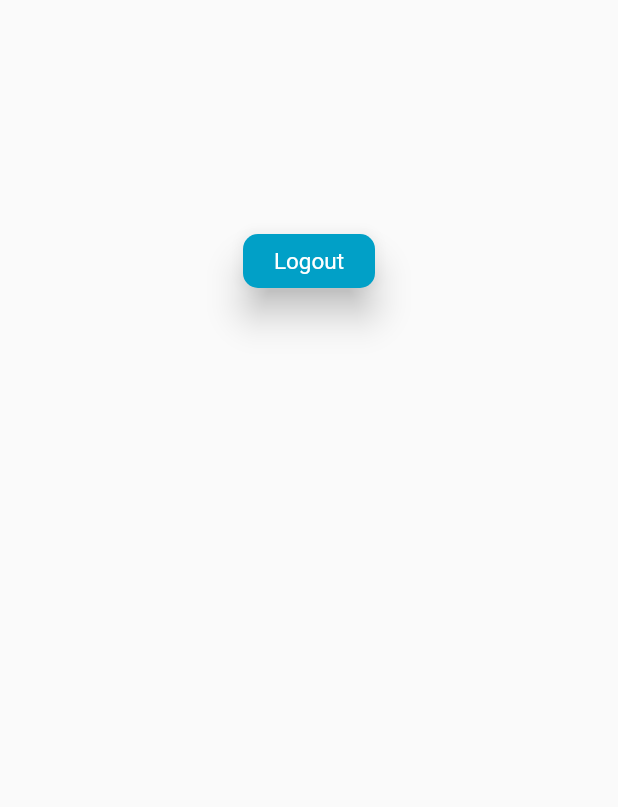
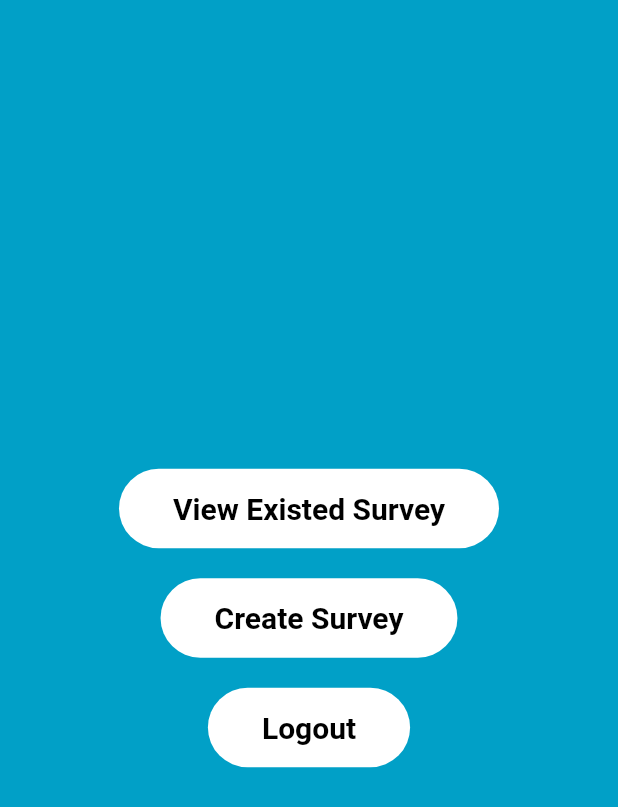
Before and after one commit to Pinmonyoudom/Survey_Mobile, a Flutter app: the Survey screen opened directly, on a phone screen of 412 x 824 dp. Shown: the top 807 px of the screen. Run offline on Flutter 3.47's test engine with Material 2 defaults, Android fonts, the phone set to English and light mode, and no system bars; our stand-ins replace shared_preferences; accounts and stored records are empty.

```diff
--- a/lib/screens/survey_main.dart
+++ b/lib/screens/survey_main.dart
@@ -1,8 +1,7 @@
-import 'dart:convert';
 import 'package:flutter/material.dart';
+import 'package:login/screens/form.dart';
 import 'package:login/screens/login.dart';
-import 'package:login/utils/api.dart';
-import 'package:shared_preferences/shared_preferences.dart';
+import 'package:login/screens/survey_list.dart';
 
 class Survey extends StatefulWidget {
   @override
@@ -10,50 +9,107 @@ class Survey extends StatefulWidget {
 }
 
 class _SurveyState extends State<Survey>{
+  final _scaffoldKey = GlobalKey<ScaffoldState>();
+
     @override
     Widget build(BuildContext context) {
       return Scaffold(
-        body: Padding(
-          padding: const EdgeInsets.only(top: 150),
+        key: _scaffoldKey,
+        body: Container(
+        color: Color(0xff01A0C7),
+        child: Stack(
+          children: <Widget>[
+            Positioned(
+              child: Center(
                 child: Column(
-            crossAxisAlignment: CrossAxisAlignment.start,
+                  mainAxisAlignment: MainAxisAlignment.center,
                   children: <Widget>[
-                Center(
-                  child: RaisedButton(
-                    elevation: 10,
-                    onPressed: (){
-                      logout();
-                    },
-                    color: Color(0xff01A0C7),
-                    shape: RoundedRectangleBorder(borderRadius: BorderRadius.all(Radius.circular(10))),
-                    child: Text('Logout',
+                    Padding(
+                      padding: const EdgeInsets.all(10),
+                      child: FlatButton(
+                        child: Padding(
+                          padding: EdgeInsets.only(
+                            top: 15, bottom: 15, left: 20, right: 20),
+                          child: Text('View Existed Survey',
                             style: TextStyle(
-                        color: Colors.white,
-                        fontSize: 15.0,
+                              color: Color(0xFF000000),
+                              fontSize: 20.0,
                               decoration: TextDecoration.none,
-                        fontWeight: FontWeight.normal,
+                              fontWeight: FontWeight.bold,
                             ),
                           ),
                         ),
+                        color: Colors.white,
+                        disabledColor: Colors.grey,
+                        shape: new RoundedRectangleBorder(
+                          borderRadius:
+                          new BorderRadius.circular(32.0)),
+                        onPressed: () {
+                          Navigator.push(context, new MaterialPageRoute(
+                          builder: (context) => SurveyList()));
+                        }
+                      )
                     ),
+                    Padding(
+                      padding: const EdgeInsets.all(10.0),
+                      child: FlatButton(
+                        child: Padding(
+                          padding: EdgeInsets.only(
+                            top: 15, bottom: 15, left: 20, right: 20),
+                          child: Text('Create Survey',
+                            textDirection: TextDirection.ltr,
+                            style: TextStyle(
+                              color: Color(0xFF000000),
+                              fontSize: 20.0,
+                              decoration: TextDecoration.none,
+                              fontWeight: FontWeight.bold,
+                            ),
+                          ),
+                        ),
+                        color: Colors.white,
+                        disabledColor: Colors.grey,
+                        shape: new RoundedRectangleBorder(
+                          borderRadius:
+                          new BorderRadius.circular(32.0)),
+                        onPressed: () {
+                          Navigator.push(context, new MaterialPageRoute(
+                          builder: (context) => FormPage()));
+                        },
+                      )
+                    ),
+                    Padding(
+                      padding: const EdgeInsets.all(10),
+                      child: FlatButton(
+                        child: Padding(
+                          padding: EdgeInsets.only(
+                            top: 15, bottom: 15, left: 20, right: 20),
+                          child: Text('Logout',
+                            style: TextStyle(
+                              color: Color(0xFF000000),
+                              fontSize: 20.0,
+                              decoration: TextDecoration.none,
+                              fontWeight: FontWeight.bold,
+                            ),
+                          ),
+                        ),
+                        color: Colors.white,
+                        disabledColor: Colors.grey,
+                        shape: new RoundedRectangleBorder(
+                          borderRadius:
+                          new BorderRadius.circular(32.0)),
+                        onPressed: () {
+                          Navigator.push(context, new MaterialPageRoute(
+                          builder: (context) => LoginPage()));
+                        }
+                      )
+                    ),
+                  ],
+                ),
+              ),
+            )
           ],
         ),
       ),
       );
     }
-
-  void logout() async{
-    var res = await Network().getData('/logout');
-    var body = json.decode(res.body);
-    if(body['success']){
-      SharedPreferences localStorage = await SharedPreferences.getInstance();
-      localStorage.remove('user');
-      localStorage.remove('token');
-      Navigator.push(
-        context,
-        MaterialPageRoute(builder: (context)=>LoginPage()
-        )
-      );
 }
-  }
-}
--- a/lib/utils/main.dart
+++ b/lib/utils/main.dart
@@ -1,5 +1,5 @@
 import 'package:flutter/material.dart';
-import 'package:login/screens/login.dart';
+import 'package:login/screens/home.dart';
 import 'package:login/screens/survey_main.dart';
 import 'package:shared_preferences/shared_preferences.dart';
 void main() => runApp(MyApp());
@@ -44,7 +44,7 @@ class _CheckAuthState extends State<CheckAuth> {
     if (isAuth) {
       child = Survey();
     } else {
-      child = LoginPage();
+      child = HomePage();
     }
     return Scaffold(
       body: child,
```
Also changed, not shown: lib/screens/forgot_password.dart (+34 -0 lines), lib/screens/form.dart (added, +22 -0 lines), lib/screens/home.dart (added, +67 -0 lines), lib/screens/profile.dart (added, +59 -0 lines), lib/screens/survey_finish.dart (added, +67 -0 lines), lib/screens/survey_form.dart (added, +170 -0 lines), lib/screens/survey_list.dart (added, +42 -0 lines). Lines whose indentation alone changed are shown as unchanged.
